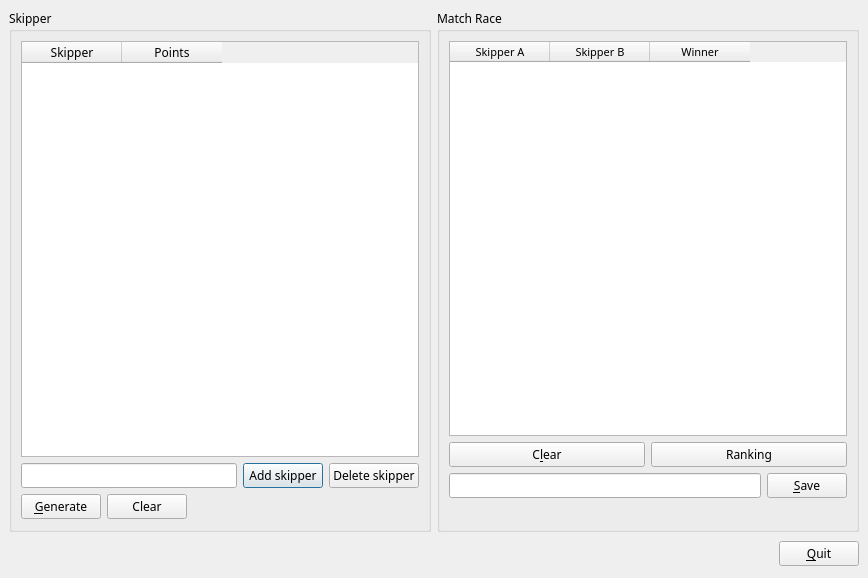
The window that MatchRace/mainwin.ui (BackupTheBerlios/sailforlinux-svn) describes before a commit, drawn with Qt 5.
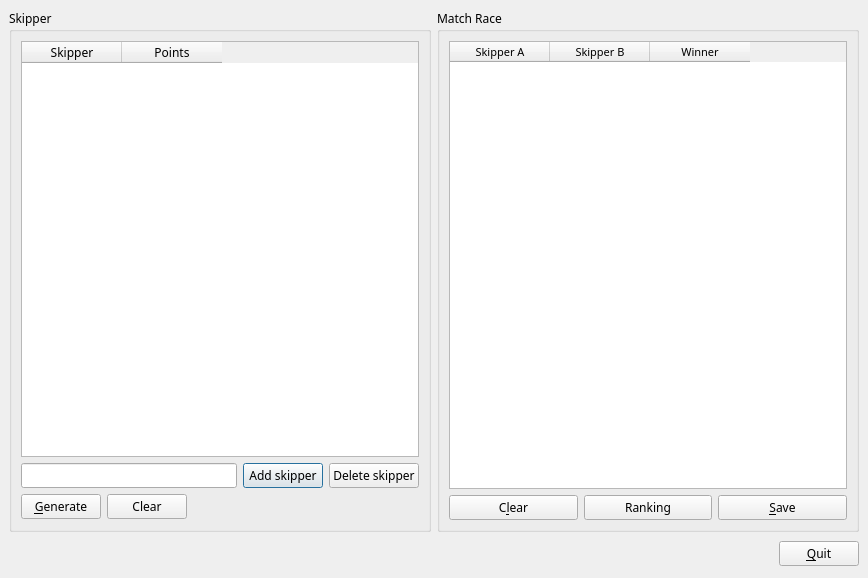
The same window after the commit.

What changed in the file:
```diff
--- a/MatchRace/mainwin.ui
+++ b/MatchRace/mainwin.ui
@@ -194,14 +194,6 @@
          </widget>
         </item>
         <item>
-         <layout class="QVBoxLayout" >
-          <property name="margin" >
-           <number>0</number>
-          </property>
-          <property name="spacing" >
-           <number>6</number>
-          </property>
-          <item>
            <layout class="QHBoxLayout" >
             <property name="margin" >
              <number>0</number>
@@ -226,19 +218,6 @@
               </property>
              </widget>
             </item>
-           </layout>
-          </item>
-          <item>
-           <layout class="QHBoxLayout" >
-            <property name="margin" >
-             <number>0</number>
-            </property>
-            <property name="spacing" >
-             <number>6</number>
-            </property>
-            <item>
-             <widget class="QLineEdit" name="E_FileName" />
-            </item>
             <item>
              <widget class="QPushButton" name="B_Save" >
               <property name="text" >
@@ -250,15 +229,6 @@
              </widget>
             </item>
            </layout>
-          </item>
-         </layout>
-        </item>
-        <item>
-         <widget class="QLabel" name="L_Status" >
-          <property name="text" >
-           <string/>
-          </property>
-         </widget>
         </item>
        </layout>
       </widget>
```
Lines whose indentation alone changed are shown as unchanged.
